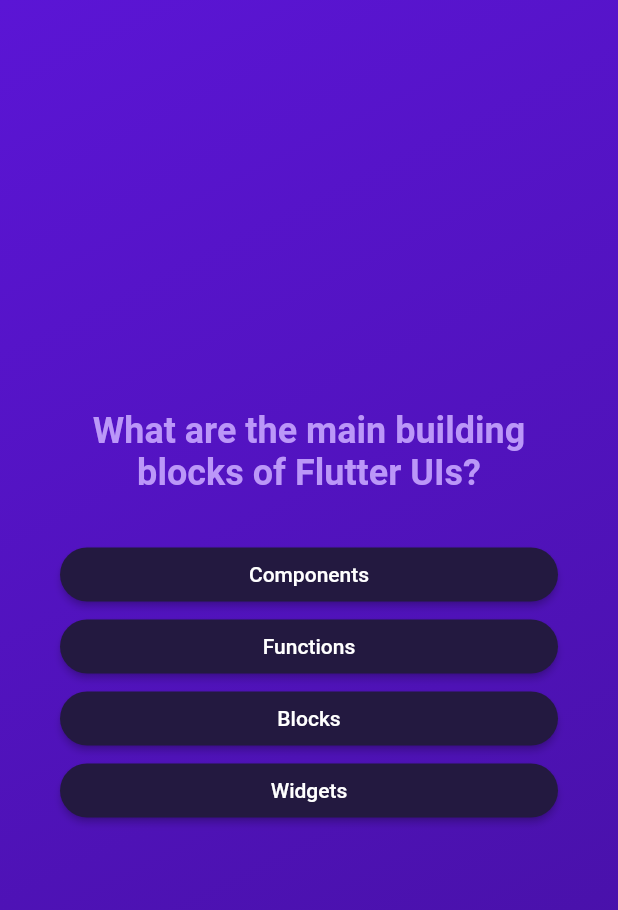
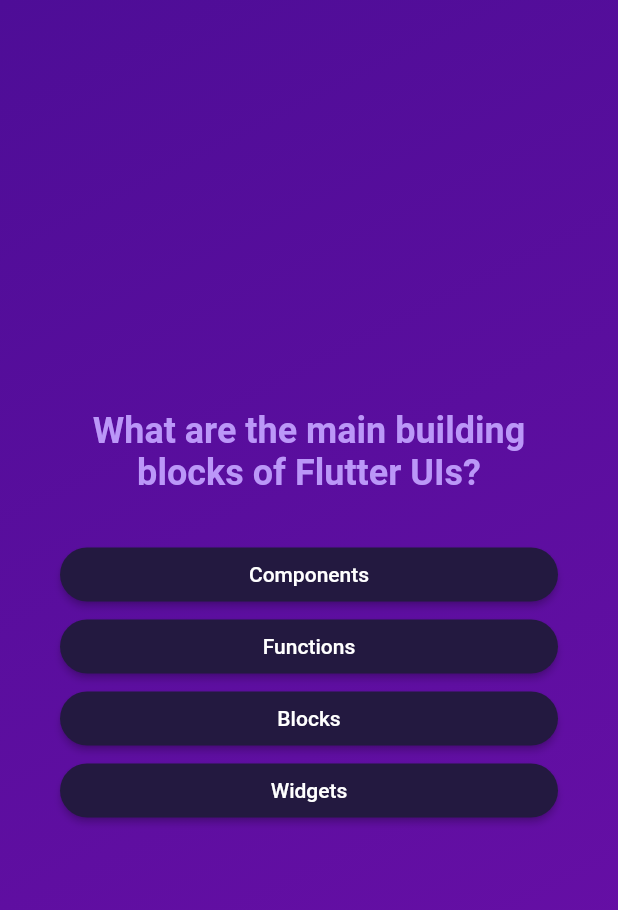
Before and after one commit to Anas-wg/flutter_quiz_app, a Flutter app: the screen it shows after launch, after a tap on "Start Quiz", on a phone screen of 412 x 824 dp. Shown: the top 910 px of the screen. Run offline on Flutter 3.47's test engine with Material 2 defaults, Android fonts, the phone set to English and light mode, and no system bars; our stand-ins replace google_fonts; Roboto replaces fonts that are missing (Dongle).

Commit message:
Code by lecture

```diff
--- a/lib/quiz.dart
+++ b/lib/quiz.dart
@@ -1,28 +1,26 @@
 import 'package:flutter/material.dart';
+
+import 'package:quiz_app/start_quiz.dart';
+import 'package:quiz_app/question_screen.dart';
 import 'package:quiz_app/data/questions.dart';
-import 'package:quiz_app/question_screen.dart';
-import 'package:quiz_app/start_quiz.dart';
 import 'package:quiz_app/result_screen.dart';
 
 class Quiz extends StatefulWidget {
-  // 퀴즈 상태 전체를 관리
   const Quiz({super.key});
 
   @override
   State<Quiz> createState() {
-    return _Quizstate();
+    return _QuizState();
   }
 }
 
-class _Quizstate extends State<Quiz> {
-  // 선택한 답들을 담는 그릇
+class _QuizState extends State<Quiz> {
   List<String> selectedAnswers = [];
-  // initSTate 시행전 null 값
   var activeScreen = 'start-screen';
 
   void switchScreen() {
     setState(() {
-      activeScreen = 'question-screen';
+      activeScreen = 'questions-screen';
     });
   }
 
@@ -36,19 +34,27 @@ class _Quizstate extends State<Quiz> {
     }
   }
 
+  void restartQuiz() {
+    setState(() {
+      selectedAnswers = [];
+      activeScreen = 'questions-screen';
+    });
+  }
+
   @override
   Widget build(context) {
     Widget screenWidget = StartQuiz(switchScreen);
 
-    if (activeScreen == 'question-screen') {
+    if (activeScreen == 'questions-screen') {
       screenWidget = QuestionScreen(
         onSelectAnswer: chooseAnswer,
       );
     }
 
     if (activeScreen == 'results-screen') {
-      screenWidget = ResultScreen(
+      screenWidget = ResultsScreen(
         chosenAnswers: selectedAnswers,
+        onRestart: restartQuiz,
       );
     }
 
@@ -56,10 +62,14 @@ class _Quizstate extends State<Quiz> {
       home: Scaffold(
         body: Container(
           decoration: const BoxDecoration(
-            gradient: LinearGradient(colors: [
-              Color.fromARGB(255, 91, 21, 213),
-              Color.fromARGB(255, 69, 16, 160),
-            ], begin: Alignment.topLeft, end: Alignment.bottomRight),
+            gradient: LinearGradient(
+              colors: [
+                Color.fromARGB(255, 78, 13, 151),
+                Color.fromARGB(255, 107, 15, 168),
+              ],
+              begin: Alignment.topLeft,
+              end: Alignment.bottomRight,
+            ),
           ),
           child: screenWidget,
         ),
```
Also changed, not shown: lib/question_summary.dart (deleted, +0 -74 lines), lib/questions_summary/question_identifier.dart (added, +35 -0 lines), lib/questions_summary/question_summary.dart (added, +25 -0 lines), lib/questions_summary/summary_item.dart (added, +58 -0 lines), lib/result_screen.dart (+19 -14 lines).
